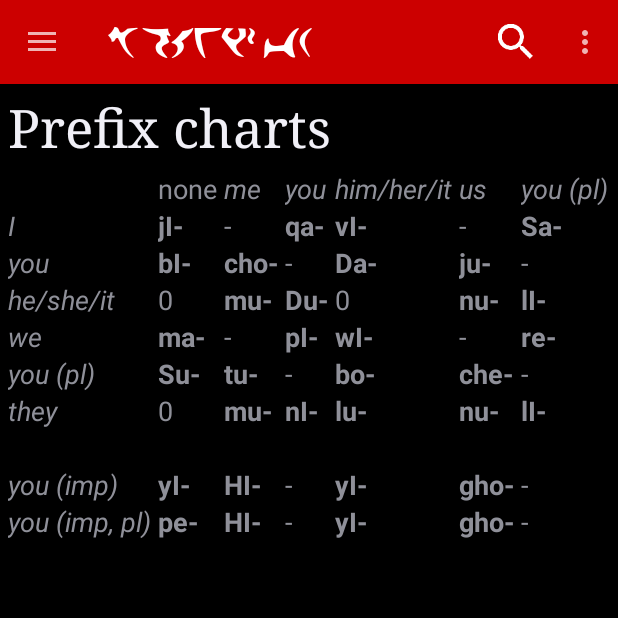
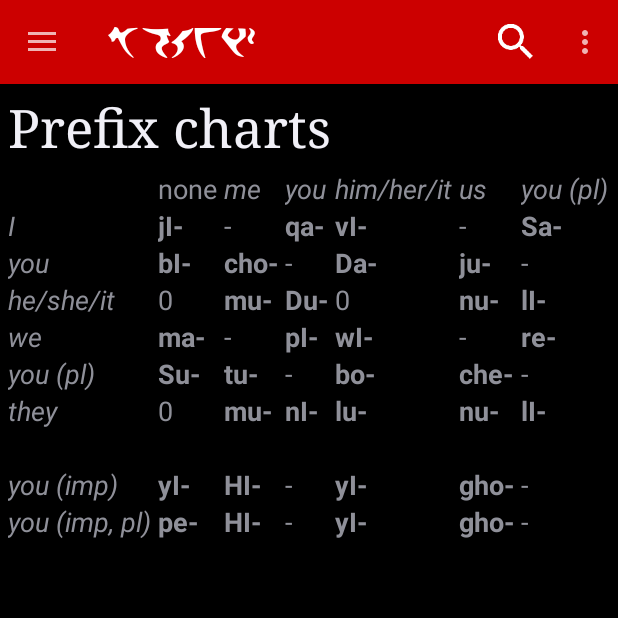
Before and after one commit to De7vID/klingon-assistant-data, an Android app: the PrefixChartActivity screen opened directly, with no data from a screen before it, on a phone screen of 412 x 824 dp, the top half of it. Run offline under Robolectric (Android 15) with nearby library versions, the phone set to English and light mode, and no system bars.

Commit message:
version 2017.09.16g

```diff
--- a/KlingonAssistant-v2/app/build.gradle
+++ b/KlingonAssistant-v2/app/build.gradle
@@ -13,7 +13,7 @@ android {
         minSdkVersion 23
         targetSdkVersion 26
         versionCode 393
-        versionName "2017.09.15g (alpha)"
+        versionName "2017.09.15g (v2)"
         testInstrumentationRunner "android.support.test.runner.AndroidJUnitRunner"
     }
     buildTypes {
--- a/KlingonAssistant-v2/app/src/main/java/org/tlhInganHol/android/klingonassistant_v2/BaseActivity.java
+++ b/KlingonAssistant-v2/app/src/main/java/org/tlhInganHol/android/klingonassistant_v2/BaseActivity.java
@@ -176,7 +176,7 @@ public class BaseActivity extends AppCompatActivity
     TextView appNameView = (TextView) headerView.findViewById(R.id.app_name_view);
     TextView versionView = (TextView) headerView.findViewById(R.id.version_view);
     appNameView.setText(klingonAppName);
-    versionView.setText("v" + KlingonContentDatabase.getDatabaseVersion() + " (alpha)");
+    versionView.setText("v" + KlingonContentDatabase.getDatabaseVersion());
 
     // If the device is in landscape orientation and the screen size is large (or bigger), then
     // make the slide-out menu static. Otherwise, hide it by default.
--- a/KlingonAssistant-v2/app/src/main/res/values/strings.xml
+++ b/KlingonAssistant-v2/app/src/main/res/values/strings.xml
@@ -21,7 +21,7 @@
   tools:ignore="MissingTranslation">
 
     <!-- The name of the Klingon Assistant application. -->
-    <string name="app_name">boQwI\' v2</string>
+    <string name="app_name">boQwI\'</string>
 
     <!-- Messages for database creation and upgrade. -->
     <string name="database_created">Database v%1$s created.</string>
```
Also changed, not shown: 1 other file.
